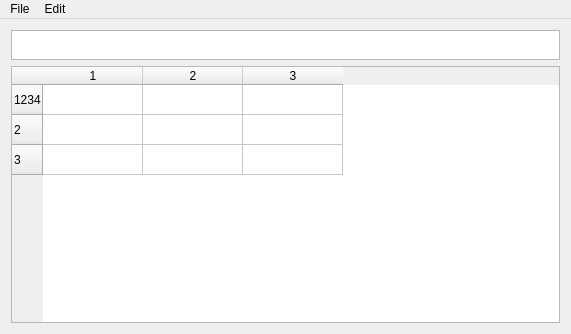
Above: PM/SpreadSheet/mainwindow.ui from ivan94/faculdade before the change. Below: the same form after it.
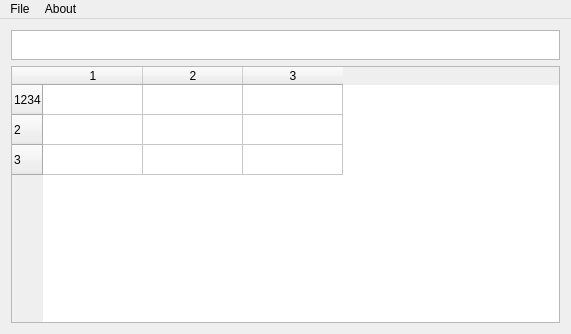
That is the form after the change.

What changed in the file:
```diff
--- a/PM/SpreadSheet/mainwindow.ui
+++ b/PM/SpreadSheet/mainwindow.ui
@@ -85,15 +85,15 @@
     <addaction name="actionSave"/>
     <addaction name="actionSaveAs"/>
    </widget>
-   <widget class="QMenu" name="menuTabela">
+   <widget class="QMenu" name="menuAbout">
     <property name="title">
-     <string>Edit</string>
+     <string>About</string>
     </property>
     <addaction name="actionInsert_Row"/>
     <addaction name="actionInsert_Column"/>
    </widget>
    <addaction name="menuArquivo"/>
-   <addaction name="menuTabela"/>
+   <addaction name="menuAbout"/>
   </widget>
   <action name="actionNew">
    <property name="text">
```
Left out of the diff: 24 changed lines with no effect on the pictures.
